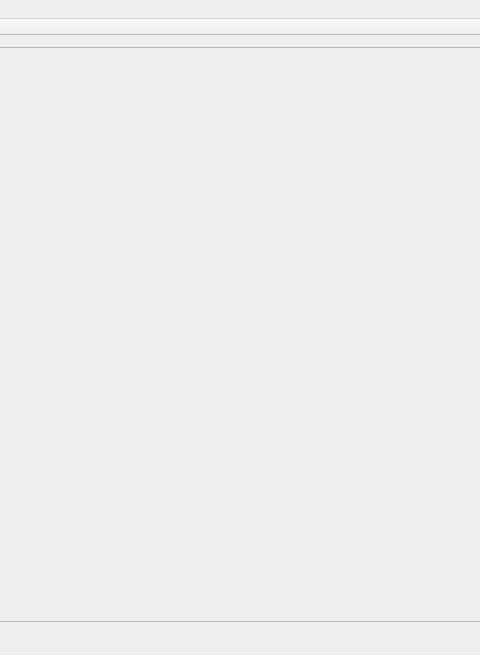
ajordan5/robot-vacuum, file mainwindow.ui: the form before one commit; both pictures show x 269 to 749 and y 0 to 655 of the 1017 by 655 pixel window.
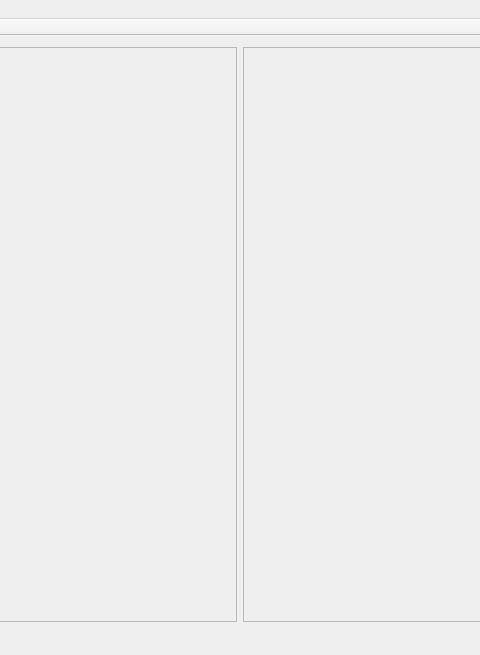
The form after the commit.

```diff
--- a/mainwindow.ui
+++ b/mainwindow.ui
@@ -25,6 +25,16 @@
       </property>
      </widget>
     </item>
+    <item row="0" column="1">
+     <widget class="QFrame" name="frame_2">
+      <property name="frameShape">
+       <enum>QFrame::StyledPanel</enum>
+      </property>
+      <property name="frameShadow">
+       <enum>QFrame::Raised</enum>
+      </property>
+     </widget>
+    </item>
    </layout>
   </widget>
   <widget class="QMenuBar" name="menuBar">
```
